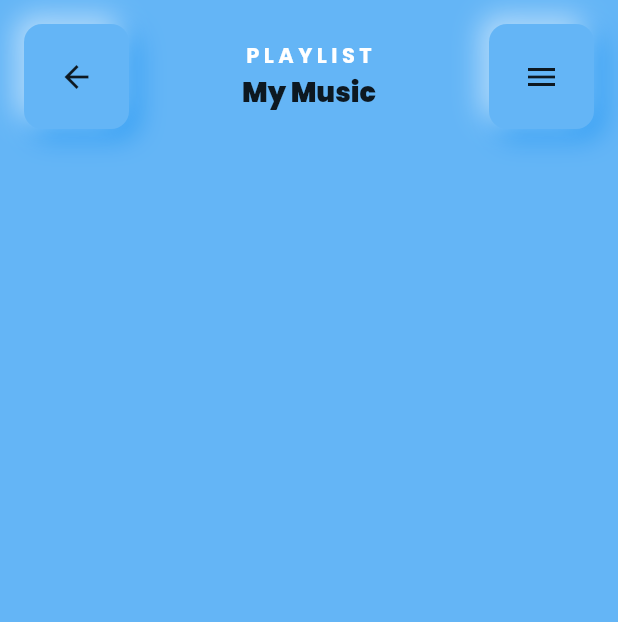
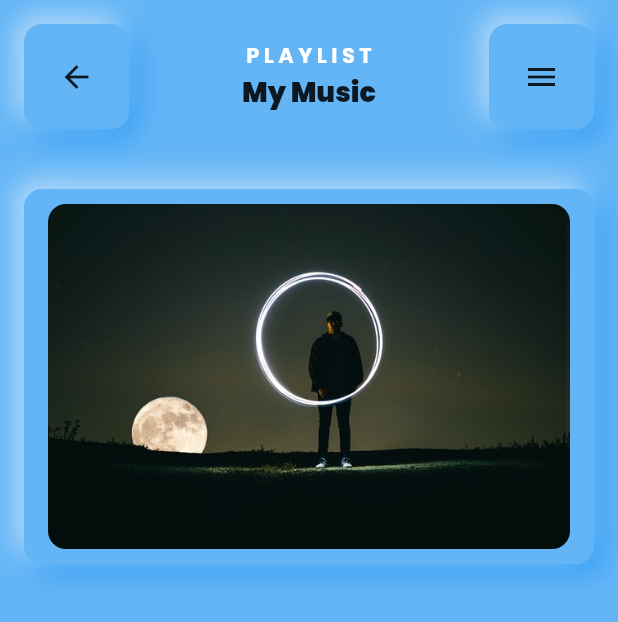
Before and after one commit to Lakshit-Chiranjiv/Music-Player-App-UI, a Flutter app: the screen it shows after launch, on a phone screen of 412 x 824 dp. Shown: the top 622 px of the screen. Run offline on Flutter 3.47's test engine with Material 2 defaults, Android fonts, the phone set to English and light mode, and no system bars.

Commit message:
added music image

```diff
--- a/lib/music_page.dart
+++ b/lib/music_page.dart
@@ -55,7 +55,26 @@ class _MusicPageState extends State<MusicPage> {
                           child: Icon(Icons.menu),
                         )),
                   ],
-                )
+                ),
+                const SizedBox(
+                  height: 40,
+                ),
+                SizedBox(
+                  height: 250,
+                  width: double.infinity,
+                  child: NeuContainer(
+                    child: Padding(
+                      padding: const EdgeInsets.all(10.0),
+                      child: ClipRRect(
+                        borderRadius: BorderRadius.circular(12),
+                        child: Image.asset('assets/images/musicimg.jpg'),
+                        ),
+                    ),
+                  ),
+                ),
+                const SizedBox(
+                  height: 40,
+                ),
               ],
             ),
           ),
```
